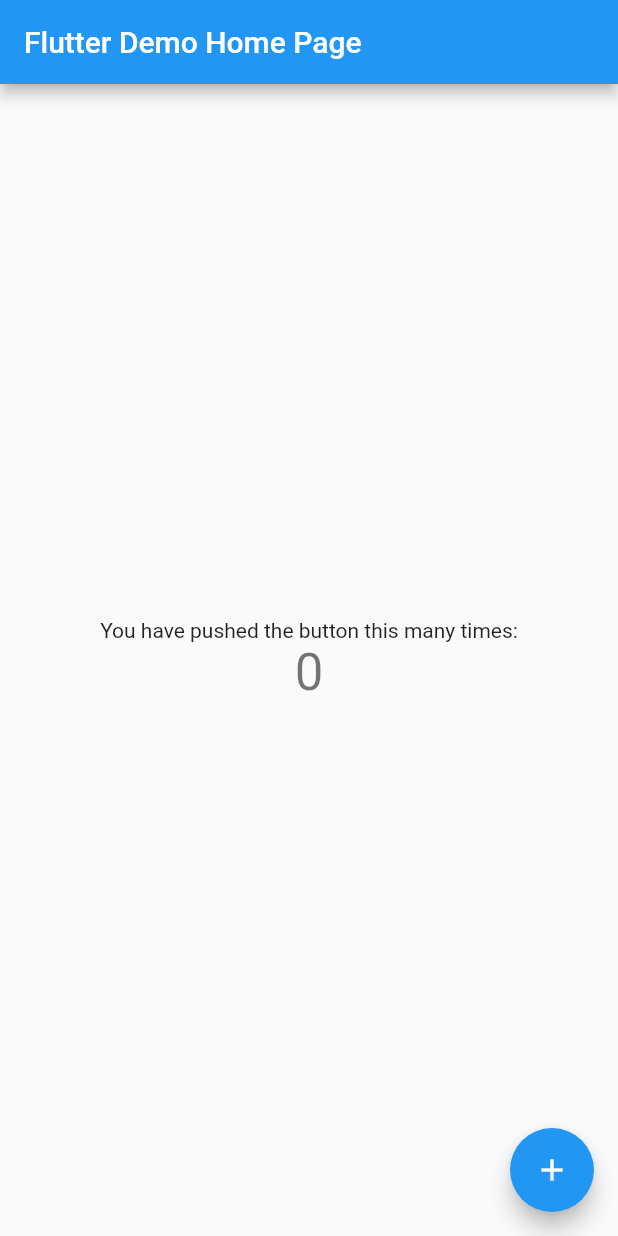
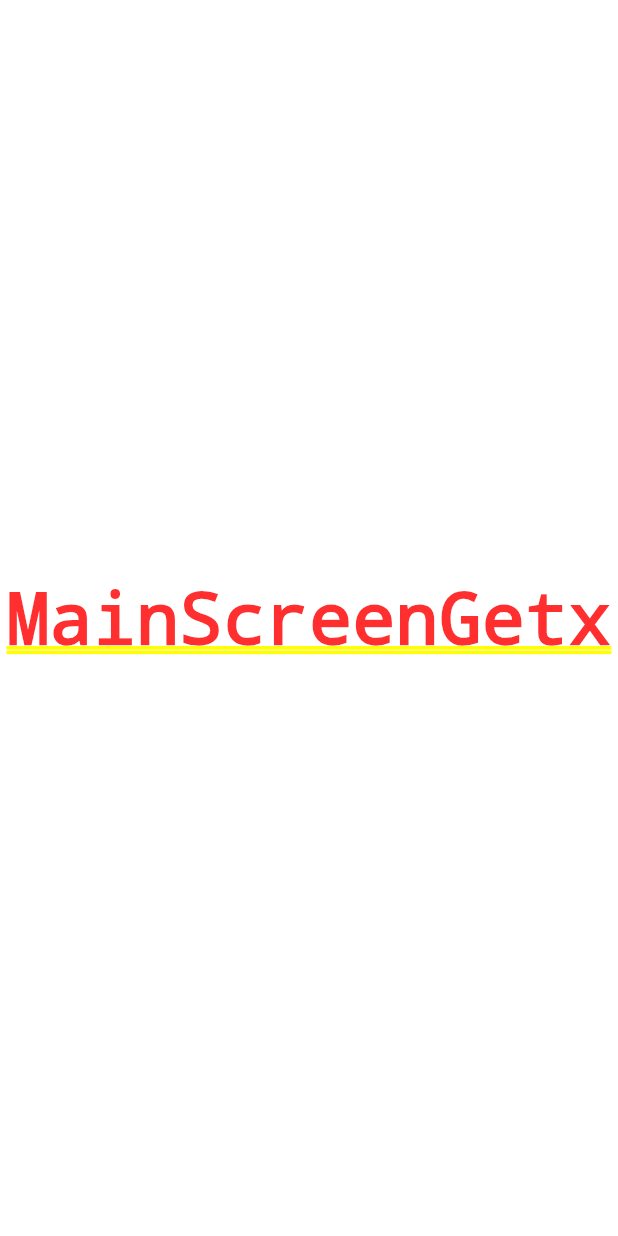
Before and after one commit to foorcun/fakenode_restoran_app, a Flutter app: the screen it shows after launch, on a phone screen of 412 x 824 dp. Run offline on Flutter 3.47's test engine with Material 2 defaults, Android fonts, the phone set to English and light mode, and no system bars; our stand-ins replace get.

Commit message:
getx page navigation management, main.dart file a eklendi.

```diff
--- /dev/null
+++ b/lib/features/restoran/presentation/pages/MainScreenGetx/main_screen_getx.dart
@@ -0,0 +1,12 @@
+import 'package:flutter/cupertino.dart';
+
+class MainScreenGetx extends StatelessWidget {
+  const MainScreenGetx({Key? key}) : super(key: key);
+
+  @override
+  Widget build(BuildContext context) {
+    return Center(
+      child: Text("MainScreenGetx"),
+    );
+  }
+}
--- a/lib/main.dart
+++ b/lib/main.dart
@@ -1,115 +1,37 @@
+import 'package:fakenode_restoran_app/features/restoran/presentation/pages/MainScreenGetx/main_screen_getx.dart';
 import 'package:flutter/material.dart';
+import 'package:get/get.dart';
+
+//start the server
+//start C:\API
+//json-server --watch dizi_ayraci.json
+
+// flutter run -d chrome --web-hostname localhost --web-port 5000 --no-sound-null-safety
 
 void main() {
-  runApp(const MyApp());
+  // AllDiziBindings().dependencies();
+  runApp(const HttpApp());
 }
 
-class MyApp extends StatelessWidget {
-  const MyApp({Key? key}) : super(key: key);
+class HttpApp extends StatelessWidget {
+  const HttpApp({Key? key}) : super(key: key);
 
-  // This widget is the root of your application.
   @override
   Widget build(BuildContext context) {
-    return MaterialApp(
-      title: 'Flutter Demo',
-      theme: ThemeData(
-        // This is the theme of your application.
-        //
-        // Try running your application with "flutter run". You'll see the
-        // application has a blue toolbar. Then, without quitting the app, try
-        // changing the primarySwatch below to Colors.green and then invoke
-        // "hot reload" (press "r" in the console where you ran "flutter run",
-        // or simply save your changes to "hot reload" in a Flutter IDE).
-        // Notice that the counter didn't reset back to zero; the application
-        // is not restarted.
-        primarySwatch: Colors.blue,
-      ),
-      home: const MyHomePage(title: 'Flutter Demo Home Page'),
+    return GetMaterialApp(
+      // // initialBinding: AllDiziBindings(),
+      // // home: MainScreen(),
+      // // home: SezonScreen(),
+      // home: MainScreenGetx(),
+
+      debugShowCheckedModeBanner: false,
+      title: 'FakeNode Restoran App',
+      // initialRoute: homePageBringer(),
+      initialRoute: "/main_screen_getx",
+
+      getPages: [
+        GetPage(name: "/main_screen_getx", page: () => MainScreenGetx()),
+      ],
     );
   }
 }
-
-class MyHomePage extends StatefulWidget {
-  const MyHomePage({Key? key, required this.title}) : super(key: key);
-
-  // This widget is the home page of your application. It is stateful, meaning
-  // that it has a State object (defined below) that contains fields that affect
-  // how it looks.
-
-  // This class is the configuration for the state. It holds the values (in this
-  // case the title) provided by the parent (in this case the App widget) and
-  // used by the build method of the State. Fields in a Widget subclass are
-  // always marked "final".
-
-  final String title;
-
-  @override
-  State<MyHomePage> createState() => _MyHomePageState();
-}
-
-class _MyHomePageState extends State<MyHomePage> {
-  int _counter = 0;
-
-  void _incrementCounter() {
-    setState(() {
-      // This call to setState tells the Flutter framework that something has
-      // changed in this State, which causes it to rerun the build method below
-      // so that the display can reflect the updated values. If we changed
-      // _counter without calling setState(), then the build method would not be
-      // called again, and so nothing would appear to happen.
-      _counter++;
-    });
-  }
-
-  @override
-  Widget build(BuildContext context) {
-    // This method is rerun every time setState is called, for instance as done
-    // by the _incrementCounter method above.
-    //
-    // The Flutter framework has been optimized to make rerunning build methods
-    // fast, so that you can just rebuild anything that needs updating rather
-    // than having to individually change instances of widgets.
-    return Scaffold(
-      appBar: AppBar(
-        // Here we take the value from the MyHomePage object that was created by
-        // the App.build method, and use it to set our appbar title.
-        title: Text(widget.title),
-      ),
-      body: Center(
-        // Center is a layout widget. It takes a single child and positions it
-        // in the middle of the parent.
-        child: Column(
-          // Column is also a layout widget. It takes a list of children and
-          // arranges them vertically. By default, it sizes itself to fit its
-          // children horizontally, and tries to be as tall as its parent.
-          //
-          // Invoke "debug painting" (press "p" in the console, choose the
-          // "Toggle Debug Paint" action from the Flutter Inspector in Android
-          // Studio, or the "Toggle Debug Paint" command in Visual Studio Code)
-          // to see the wireframe for each widget.
-          //
-          // Column has various properties to control how it sizes itself and
-          // how it positions its children. Here we use mainAxisAlignment to
-          // center the children vertically; the main axis here is the vertical
-          // axis because Columns are vertical (the cross axis would be
-          // horizontal).
-          mainAxisAlignment: MainAxisAlignment.center,
-          children: <Widget>[
-            const Text(
-              'You have pushed the button this many times:',
-            ),
-            Text(
-              '$_counter',
-              style: Theme.of(context).textTheme.headline4,
-            ),
-          ],
-        ),
-      ),
-      floatingActionButton: FloatingActionButton(
-        onPressed: _incrementCounter,
-        tooltip: 'Increment',
-        child: const Icon(Icons.add),
-      ), // This trailing comma makes auto-formatting nicer for build methods.
-    );
-  }
-}
--- a/pubspec.yaml
+++ b/pubspec.yaml
@@ -27,6 +27,7 @@
 # the latest version available on pub.dev. To see which dependencies have newer
 # versions available, run `flutter pub outdated`.
 dependencies:
+  get: ^4.6.1
   flutter:
     sdk: flutter
 
```
Also changed, not shown: pubspec.lock, 1 other file.
